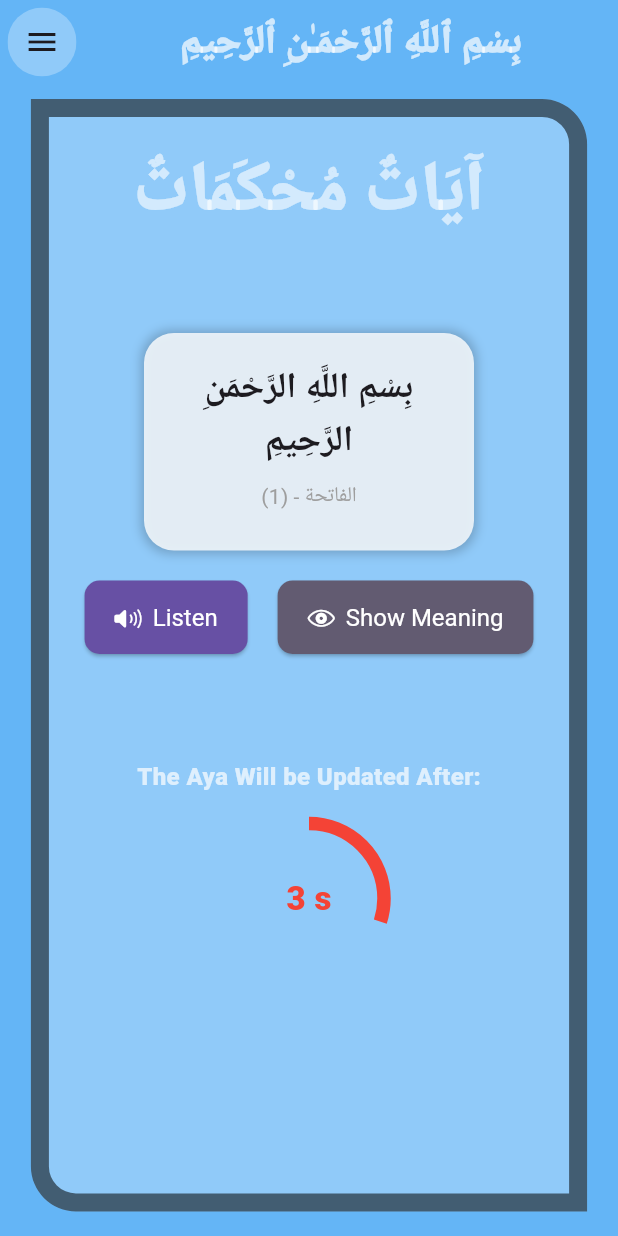
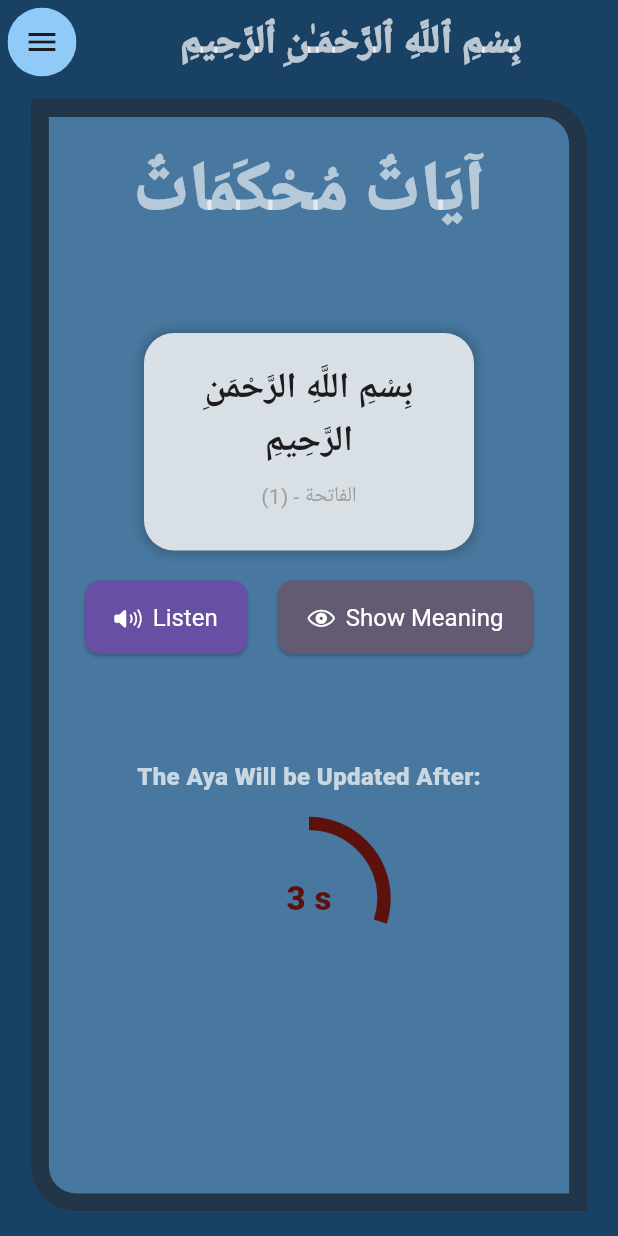
Before and after one commit to Mohammed-Al-Lail/Ayat_Application_-AI-, a Flutter app: the screen it shows after launch, on a phone screen of 412 x 824 dp. Run offline on Flutter 3.47's test engine with Material 3 defaults, Android fonts, the phone set to English and light mode, and no system bars; our stand-ins replace audioplayers; Roboto replaces fonts that are missing (Amiri).

Commit message:
changing the niwe colors

```diff
--- a/lib/quran_aya_page.dart
+++ b/lib/quran_aya_page.dart
@@ -107,7 +107,7 @@ class _QuranAyaPageState extends State<QuranAyaPage> {
 
     return Scaffold(
 
-      backgroundColor: Colors.blue[300],
+      backgroundColor: const Color.fromRGBO(24, 65, 99, 1),
 
       appBar: AppBar(
         backgroundColor: Colors.transparent,
@@ -264,7 +264,7 @@ class _QuranAyaPageState extends State<QuranAyaPage> {
 
 
 
-                color: Colors.blue[200]
+                color: const Color.fromRGBO(72, 120, 159, 1)
 
               ),
 
--- a/lib/timer_widget.dart
+++ b/lib/timer_widget.dart
@@ -58,7 +58,7 @@ class _TimerWidgetState extends State<TimerWidget> {
           CircularProgressIndicator(
             value: _remainingTime.inSeconds / widget.initialDuration.inSeconds,
             strokeWidth: 9,
-            color: _remainingTime.inSeconds>5 ? Colors.white : Colors.red,
+            color: _remainingTime.inSeconds>5 ? Colors.white : const Color.fromARGB(255, 93, 17, 12),
           ),
           Center(
             child: Text(
@@ -66,7 +66,7 @@ class _TimerWidgetState extends State<TimerWidget> {
               style:  TextStyle(
                 fontSize: 22,
                 fontWeight: FontWeight.w900,
-                color: _remainingTime.inSeconds>5 ? Colors.white : Colors.red,
+                color: _remainingTime.inSeconds>5 ? Colors.white : const Color.fromARGB(255, 93, 17, 12),
               ),
             ),
           ),
--- a/pubspec.yaml
+++ b/pubspec.yaml
@@ -37,6 +37,7 @@ dependencies:
   # Use with the CupertinoIcons class for iOS style icons.
   cupertino_icons: ^1.0.8
   url_launcher: ^6.3.1
+
 
 dev_dependencies:
   flutter_test:
```
Also changed, not shown: pubspec.lock.
